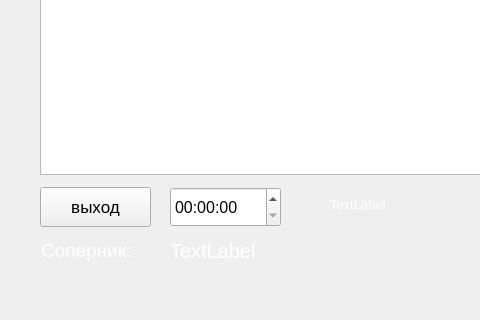
Qt form form_game.ui (den-Master-2040/ClientChess) before a commit; both pictures show x 0 to 480 and y 370 to 690 of the 790 by 690 pixel window.
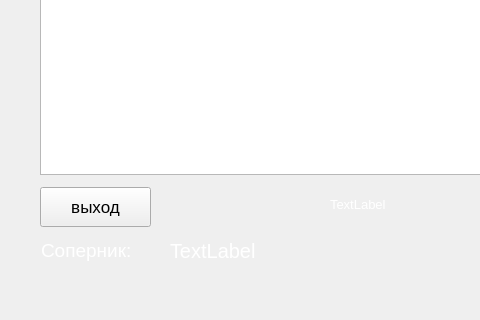
The same form after that commit.

Patch:
```diff
--- a/form_game.ui
+++ b/form_game.ui
@@ -128,21 +128,6 @@
 &lt;p style=&quot;-qt-paragraph-type:empty; margin-top:0px; margin-bottom:0px; margin-left:0px; margin-right:0px; -qt-block-indent:0; text-indent:0px;&quot;&gt;&lt;br /&gt;&lt;/p&gt;&lt;/body&gt;&lt;/html&gt;</string>
    </property>
   </widget>
-  <widget class="QTimeEdit" name="timeEdit">
-   <property name="geometry">
-    <rect>
-     <x>170</x>
-     <y>557</y>
-     <width>111</width>
-     <height>40</height>
-    </rect>
-   </property>
-   <property name="font">
-    <font>
-     <pointsize>12</pointsize>
-    </font>
-   </property>
-  </widget>
   <widget class="QLabel" name="yourLogin">
    <property name="geometry">
     <rect>
```
